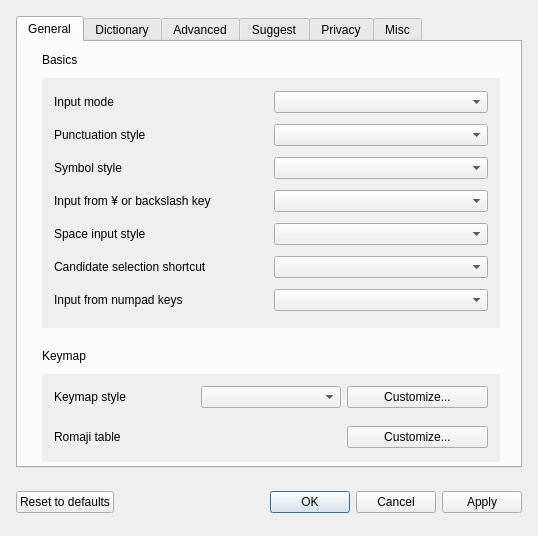
Old version of the form src/gui/config_dialog/config_dialog.ui in the repository yoshikiobata/mozc.
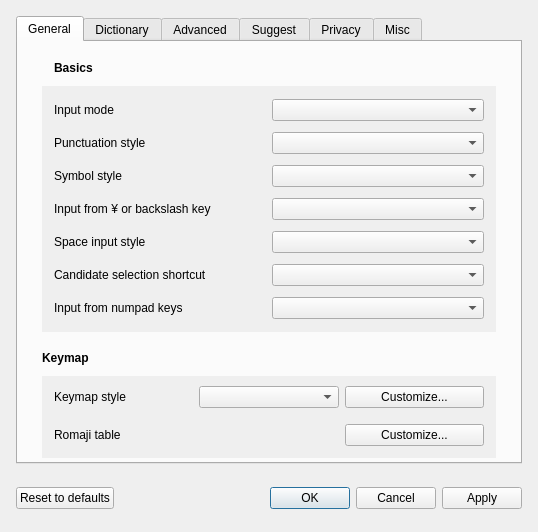
New version of the form. Custom widgets are drawn as their Qt base class.

Patch:
```diff
--- a/src/gui/config_dialog/config_dialog.ui
+++ b/src/gui/config_dialog/config_dialog.ui
@@ -38,7 +38,7 @@
     <x>0</x>
     <y>0</y>
     <width>538</width>
-    <height>536</height>
+    <height>532</height>
    </rect>
   </property>
   <property name="sizePolicy">
@@ -50,13 +50,13 @@
   <property name="minimumSize">
    <size>
     <width>538</width>
-    <height>536</height>
+    <height>532</height>
    </size>
   </property>
   <property name="maximumSize">
    <size>
     <width>538</width>
-    <height>536</height>
+    <height>532</height>
    </size>
   </property>
   <property name="windowTitle">
@@ -68,7 +68,7 @@
      <x>0</x>
      <y>0</y>
      <width>538</width>
-     <height>536</height>
+     <height>532</height>
     </rect>
    </property>
    <widget class="QTabWidget" name="configDialogTabWidget">
@@ -77,7 +77,7 @@
       <x>16</x>
       <y>16</y>
       <width>506</width>
-      <height>452</height>
+      <height>448</height>
      </rect>
     </property>
     <property name="currentIndex">
@@ -94,9 +94,9 @@
       <property name="geometry">
        <rect>
         <x>24</x>
-        <y>36</y>
-        <width>458</width>
-        <height>250</height>
+        <y>44</y>
+        <width>454</width>
+        <height>246</height>
        </rect>
       </property>
       <layout class="QGridLayout" name="gridLayout">
@@ -203,9 +203,9 @@
       <property name="geometry">
        <rect>
         <x>24</x>
-        <y>332</y>
-        <width>458</width>
-        <height>88</height>
+        <y>334</y>
+        <width>454</width>
+        <height>82</height>
        </rect>
       </property>
       <property name="frameShape">
@@ -222,8 +222,8 @@
        <rect>
         <x>0</x>
         <y>0</y>
-        <width>458</width>
-        <height>88</height>
+        <width>454</width>
+        <height>82</height>
        </rect>
       </property>
       <property name="autoFillBackground">
@@ -285,12 +285,17 @@
         <widget class="QLabel" name="basicsLabel">
       <property name="geometry">
        <rect>
-        <x>24</x>
-        <y>8</y>
+        <x>36</x>
+        <y>16</y>
         <width>200</width>
         <height>20</height>
        </rect>
       </property>
+      <property name="font">
+       <font>
+        <bold>true</bold>
+       </font>
+      </property>
          <property name="text">
           <string>Basics</string>
          </property>
@@ -299,11 +304,16 @@
       <property name="geometry">
        <rect>
         <x>24</x>
-        <y>304</y>
+        <y>306</y>
         <width>200</width>
         <height>20</height>
        </rect>
       </property>
+         <property name="font">
+       <font>
+        <bold>true</bold>
+       </font>
+         </property>
          <property name="text">
           <string>Keymap</string>
          </property>
@@ -1737,7 +1747,7 @@
     <property name="geometry">
      <rect>
       <x>16</x>
-      <y>484</y>
+      <y>480</y>
       <width>506</width>
       <height>36</height>
      </rect>
```
